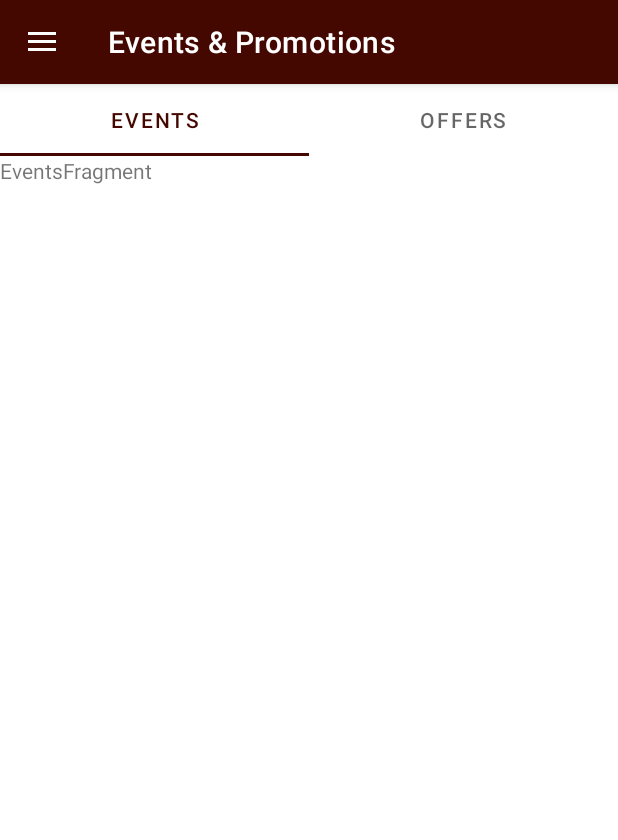
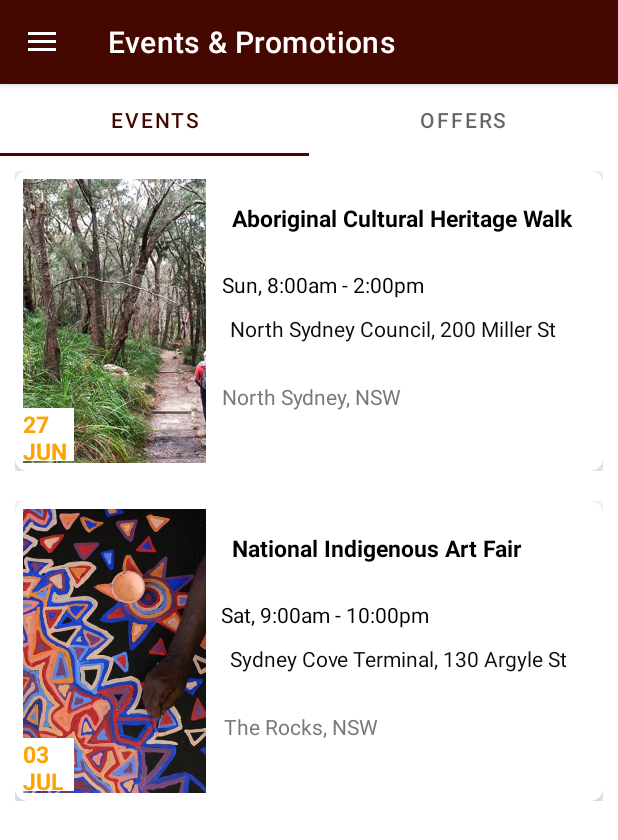
Before and after one commit to Lachlangolsby/EveryWhen-Indigenous-Australians-Education-App, an Android app: the EventsFragment screen opened directly, with no data from a screen before it, on a phone screen of 412 x 824 dp. Shown: the top 840 px of the screen. Run offline under Robolectric (Android 15) with nearby library versions, the phone set to English and light mode, and no system bars.

Commit message:
Implemented view for event list (CardView + RecyclerView)

```diff
--- a/app/build.gradle
+++ b/app/build.gradle
@@ -43,6 +43,7 @@ dependencies {
     implementation 'com.google.firebase:firebase-auth:20.0.1'
     implementation 'com.google.firebase:firebase-database:20.0.0'
     implementation 'androidx.legacy:legacy-support-v4:1.0.0'
+    implementation 'androidx.cardview:cardview:1.0.0'
     annotationProcessor 'androidx.room:room-compiler:2.2.6'
     testImplementation 'junit:junit:4.+'
     androidTestImplementation 'androidx.test.ext:junit:1.1.2'
--- /dev/null
+++ b/app/src/main/java/com/example/infs3605/Event.java
@@ -0,0 +1,91 @@
+package com.example.infs3605;
+
+import java.util.ArrayList;
+
+public class Event {
+    public Event(String eventName, String eventDate, String eventLocation, String eventSuburb, String eventMonthDate, int eventImageId) {
+        this.eventName = eventName;
+        this.eventDate = eventDate;
+        this.eventLocation = eventLocation;
+        this.eventSuburb = eventSuburb;
+        this.eventMonthDate = eventMonthDate;
+        this.eventImageId = eventImageId;
+    }
+
+    private String eventName;
+    private String eventDate;
+    private String eventLocation;
+    private String eventSuburb;
+    private String eventMonthDate;
+
+    public int getEventImageId() {
+        return eventImageId;
+    }
+
+    public void setEventImageId(int eventImageId) {
+        this.eventImageId = eventImageId;
+    }
+
+    private int eventImageId;
+
+    public String getEventName() {
+        return eventName;
+    }
+
+    public void setEventName(String eventName) {
+        this.eventName = eventName;
+    }
+
+    public String getEventDate() {
+        return eventDate;
+    }
+
+    public void setEventDate(String eventDate) {
+        this.eventDate = eventDate;
+    }
+
+    public String getEventLocation() {
+        return eventLocation;
+    }
+
+    public void setEventLocation(String eventLocation) {
+        this.eventLocation = eventLocation;
+    }
+
+    public String getEventSuburb() {
+        return eventSuburb;
+    }
+
+    public void setEventSuburb(String eventSuburb) {
+        this.eventSuburb = eventSuburb;
+    }
+
+    public String getEventMonthDate() {
+        return eventMonthDate;
+    }
+
+    public void setEventMonthDate(String eventMonthDate) {
+        this.eventMonthDate = eventMonthDate;
+    }
+
+    public static ArrayList<Event> getEvents() {
+        ArrayList<Event> events = new ArrayList<>();
+        events.add(new Event("Aboriginal Cultural Heritage Walk", "Sun, 8:00am - 2:00pm",
+                "North Sydney Council, 200 Miller St", "North Sydney, NSW", "27 JUN",
+                R.drawable.aboriginal_heritage_walk));
+        events.add(new Event("National Indigenous Art Fair", "Sat, 9:00am - 10:00pm",
+                "Sydney Cove Terminal, 130 Argyle St", "The Rocks, NSW", "03 JUL",
+                R.drawable.indigenous_art_fair));
+        return events;
+    }
+
+    public static Event getEvent(String eventName) {
+        ArrayList<Event> events = Event.getEvents();
+        for(final Event event : events) {
+            if(event.getEventName().equals(eventName)) {
+                return event;
+            }
+        }
+        return null;
+    }
+}
--- /dev/null
+++ b/app/src/main/java/com/example/infs3605/EventsAdapter.java
@@ -0,0 +1,73 @@
+package com.example.infs3605;
+
+import android.view.LayoutInflater;
+import android.view.View;
+import android.view.ViewGroup;
+import android.widget.ImageView;
+import android.widget.TextView;
+
+import androidx.annotation.NonNull;
+import androidx.recyclerview.widget.RecyclerView;
+
+import java.util.ArrayList;
+import java.util.List;
+
+public class EventsAdapter extends RecyclerView.Adapter<EventsAdapter.EventViewHolder> {
+    private Listener eventListener;
+    private ArrayList<Event> eventsList;
+
+    public EventsAdapter(ArrayList<Event> events, Listener listener) {
+        eventsList = events;
+        eventListener = listener;
+    }
+
+    public interface Listener {
+        void onClick(View view, String eventName);
+    }
+
+    @NonNull
+    @Override
+    public EventsAdapter.EventViewHolder onCreateViewHolder(@NonNull ViewGroup parent, int viewType) {
+        View view = LayoutInflater.from(parent.getContext()).inflate(R.layout.event_item, parent, false);
+        return new EventViewHolder(view, eventListener);
+    }
+
+    @Override
+    public void onBindViewHolder(@NonNull EventsAdapter.EventViewHolder holder, int position) {
+        Event event = eventsList.get(position);
+        holder.eventName.setText(event.getEventName());
+        holder.eventMonthDate.setText(event.getEventMonthDate());
+        holder.eventSuburb.setText(event.getEventSuburb());
+        holder.eventLocation.setText(event.getEventLocation());
+        holder.eventDate.setText(event.getEventDate());
+        holder.eventImage.setImageResource(event.getEventImageId());
+    }
+
+    @Override
+    public int getItemCount() {
+        return eventsList.size();
+    }
+
+    public static class EventViewHolder extends RecyclerView.ViewHolder implements View.OnClickListener {
+        public TextView eventName, eventDate, eventLocation, eventSuburb, eventMonthDate;
+        public ImageView eventImage;
+        private Listener listener;
+
+        public EventViewHolder(@NonNull View itemView, Listener listener) {
+            super(itemView);
+            eventName = itemView.findViewById(R.id.tvEventName);
+            eventDate = itemView.findViewById(R.id.tvEventDate);
+            eventLocation = itemView.findViewById(R.id.tvEventLocation);
+            eventSuburb = itemView.findViewById(R.id.tvEventSuburb);
+            eventMonthDate = itemView.findViewById(R.id.tvEventMonthDate);
+            eventImage = itemView.findViewById(R.id.ivEventImage);
+            this.listener = listener;
+            itemView.setOnClickListener(this);
+        }
+
+        @Override
+        public void onClick(View v) {
+            listener.onClick(v, (String) v.getTag());
+        }
+    }
+}
--- a/app/src/main/java/com/example/infs3605/EventsFragment.java
+++ b/app/src/main/java/com/example/infs3605/EventsFragment.java
@@ -3,6 +3,8 @@ package com.example.infs3605;
 import android.os.Bundle;
 
 import androidx.fragment.app.Fragment;
+import androidx.recyclerview.widget.LinearLayoutManager;
+import androidx.recyclerview.widget.RecyclerView;
 
 import android.view.LayoutInflater;
 import android.view.View;
@@ -58,7 +60,19 @@ public class EventsFragment extends Fragment {
     @Override
     public View onCreateView(LayoutInflater inflater, ViewGroup container,
                              Bundle savedInstanceState) {
+        View rootEventView = inflater.inflate(R.layout.fragment_events, container, false);
+        RecyclerView eventRecyclerView = rootEventView.findViewById(R.id.rvEventsList);
+        eventRecyclerView.setLayoutManager(new LinearLayoutManager(getActivity()));
         // Inflate the layout for this fragment
-        return inflater.inflate(R.layout.fragment_events, container, false);
+
+        EventsAdapter.Listener listener = new EventsAdapter.Listener() {
+            @Override
+            public void onClick(View view, String eventName) {
+            }
+        };
+
+        EventsAdapter mEventAdapter = new EventsAdapter(Event.getEvents(), listener);
+        eventRecyclerView.setAdapter(mEventAdapter);
+        return rootEventView;
     }
 }
--- /dev/null
+++ b/app/src/main/res/layout/event_item.xml
@@ -0,0 +1,114 @@
+<?xml version="1.0" encoding="utf-8"?>
+<androidx.constraintlayout.widget.ConstraintLayout xmlns:android="http://schemas.android.com/apk/res/android"
+    xmlns:app="http://schemas.android.com/apk/res-auto"
+    xmlns:tools="http://schemas.android.com/tools"
+    android:id="@+id/ConstraintLayout"
+    android:layout_width="match_parent"
+    android:layout_height="220dp"
+    android:padding="10dp">
+
+    <androidx.cardview.widget.CardView
+        android:layout_width="match_parent"
+        android:layout_height="wrap_content"
+        app:cardCornerRadius="8dp"
+        app:cardElevation="10dp"
+        app:layout_constraintEnd_toEndOf="parent"
+        app:layout_constraintStart_toStartOf="parent"
+        app:layout_constraintTop_toTopOf="parent">
+
+        <androidx.constraintlayout.widget.ConstraintLayout
+            android:layout_width="match_parent"
+            android:layout_height="wrap_content"
+            android:padding="5dp">
+
+            <ImageView
+                android:id="@+id/ivEventImage"
+                android:layout_width="122dp"
+                android:layout_height="195dp"
+                android:scaleType="centerCrop"
+                android:visibility="visible"
+                app:layout_constraintBottom_toBottomOf="parent"
+                app:layout_constraintEnd_toEndOf="parent"
+                app:layout_constraintHorizontal_bias="0.0"
+                app:layout_constraintStart_toStartOf="parent"
+                app:layout_constraintTop_toTopOf="parent"
+                app:layout_constraintVertical_bias="0.0"
+                tools:srcCompat="@tools:sample/avatars" />
+
+            <TextView
+                android:id="@+id/tvEventName"
+                android:layout_width="230dp"
+                android:layout_height="35dp"
+                android:text="Event Name"
+                android:textColor="#000000"
+                android:textSize="15dp"
+                android:textStyle="bold"
+                app:layout_constraintBottom_toBottomOf="parent"
+                app:layout_constraintEnd_toEndOf="parent"
+                app:layout_constraintHorizontal_bias="0.589"
+                app:layout_constraintStart_toEndOf="@+id/ivEventImage"
+                app:layout_constraintTop_toTopOf="parent"
+                app:layout_constraintVertical_bias="0.098" />
+
+            <TextView
+                android:id="@+id/tvEventDate"
+                android:layout_width="wrap_content"
+                android:layout_height="wrap_content"
+                android:layout_marginTop="10dp"
+                android:text="Event Date"
+                android:textColor="#000000"
+                app:layout_constraintBottom_toBottomOf="parent"
+                app:layout_constraintEnd_toEndOf="parent"
+                app:layout_constraintHorizontal_bias="0.085"
+                app:layout_constraintStart_toEndOf="@+id/ivEventImage"
+                app:layout_constraintTop_toBottomOf="@+id/tvEventName"
+                app:layout_constraintVertical_bias="0.0" />
+
+            <TextView
+                android:id="@+id/tvEventLocation"
+                android:layout_width="230dp"
+                android:layout_height="35dp"
+                android:layout_marginTop="10dp"
+                android:text="Location"
+                android:textColor="#0C0C0C"
+                app:layout_constraintEnd_toEndOf="parent"
+                app:layout_constraintHorizontal_bias="0.542"
+                app:layout_constraintStart_toEndOf="@+id/ivEventImage"
+                app:layout_constraintTop_toBottomOf="@+id/tvEventDate" />
+
+            <TextView
+                android:id="@+id/tvEventSuburb"
+                android:layout_width="wrap_content"
+                android:layout_height="wrap_content"
+                android:layout_marginTop="5dp"
+                android:layout_marginBottom="4dp"
+                android:text="Suburb"
+                android:textColor="#7A7878"
+                app:layout_constraintBottom_toBottomOf="parent"
+                app:layout_constraintEnd_toEndOf="parent"
+                app:layout_constraintHorizontal_bias="0.077"
+                app:layout_constraintStart_toEndOf="@+id/ivEventImage"
+                app:layout_constraintTop_toBottomOf="@+id/tvEventLocation"
+                app:layout_constraintVertical_bias="0.13999999" />
+
+            <TextView
+                android:id="@+id/tvEventMonthDate"
+                android:layout_width="34dp"
+                android:layout_height="35dp"
+                android:background="@color/white"
+                android:text="DD/MM"
+                android:textColor="#FFA304"
+                android:textColorHighlight="#FFFFFF"
+                android:textColorLink="#FFFFFF"
+                android:textSize="15dp"
+                android:textStyle="bold"
+                app:layout_constraintBottom_toBottomOf="parent"
+                app:layout_constraintEnd_toEndOf="parent"
+                app:layout_constraintHorizontal_bias="0.0"
+                app:layout_constraintStart_toStartOf="parent"
+                app:layout_constraintTop_toTopOf="parent"
+                app:layout_constraintVertical_bias="0.993" />
+        </androidx.constraintlayout.widget.ConstraintLayout>
+    </androidx.cardview.widget.CardView>
+
+</androidx.constraintlayout.widget.ConstraintLayout>
--- a/app/src/main/res/layout/fragment_events.xml
+++ b/app/src/main/res/layout/fragment_events.xml
@@ -6,10 +6,10 @@
     tools:context=".EventsFragment">
 
     <!-- TODO: Update blank fragment layout -->
-    <TextView
+
+    <androidx.recyclerview.widget.RecyclerView
+        android:id="@+id/rvEventsList"
         android:layout_width="match_parent"
-        android:layout_height="match_parent"
-        android:text="EventsFragment"
-        />
+        android:layout_height="651dp" />
 
 </FrameLayout>
```
Also changed, not shown: app/src/main/res/drawable/aboriginal_heritage_walk.jpg (added), app/src/main/res/drawable/indigenous_art_fair.jpeg (added).
